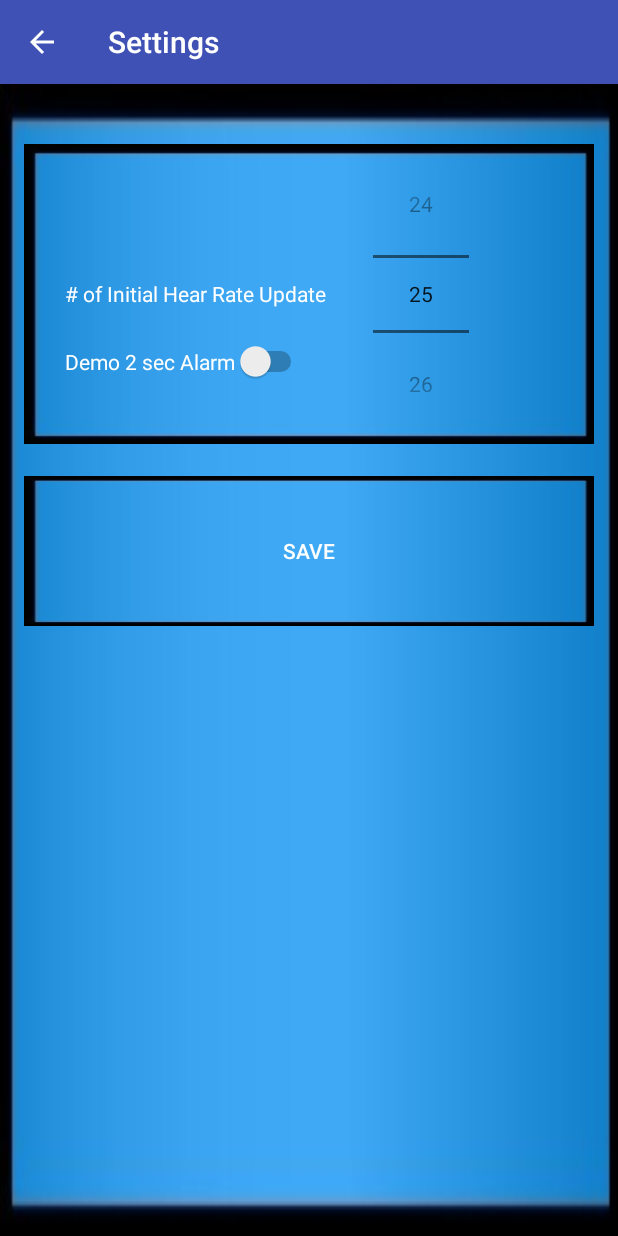
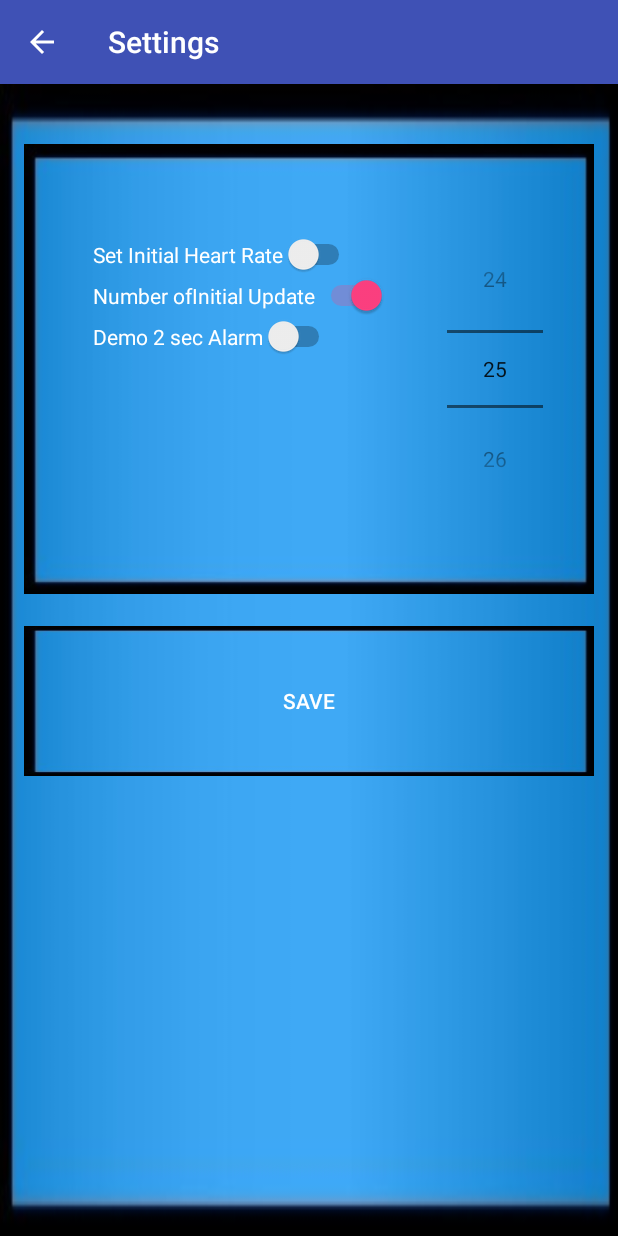
Before and after one commit to hum115/WakeUpAlarm, an Android app: the Settings screen opened directly, with no data from a screen before it, on a phone screen of 412 x 824 dp. Run offline under Robolectric (Android 15) with nearby library versions, the phone set to English and light mode, and no system bars.

Commit message:
Date is Done and Added the HR to settings

```diff
--- a/app/src/main/java/com/example/ahmad/wakeupalarm/Settings.java
+++ b/app/src/main/java/com/example/ahmad/wakeupalarm/Settings.java
@@ -10,9 +10,13 @@ import android.widget.CompoundButton;
 import android.widget.NumberPicker;
 import android.widget.Switch;
 
-public class  Settings extends AppCompatActivity {
+public class Settings extends AppCompatActivity {
     int numberOfInitialHRinput;
+    int initalHRValue;
+    Switch dynamic;
+    Switch statics;
     boolean isDemoOn = false;
+    boolean boolSwitch = true;
 
     @Override
     public void onResume() {
@@ -29,12 +33,21 @@ public class  Settings extends AppCompatActivity {
 
         super.onCreate(savedInstanceState);
         setContentView(R.layout.activity_settings);
+        //Setting up the Switchs
+
+        dynamic = (Switch) findViewById(R.id.updateDynamic);
+        statics = (Switch) findViewById(R.id.updateFix);
+
         //Getting From Old Welcome
         final Intent getFromSettings = getIntent();
         isDemoOn = getFromSettings.getBooleanExtra("demo", false);
+
         numberOfInitialHRinput = getFromSettings.getIntExtra("int", 15);
+        boolSwitch = getFromSettings.getBooleanExtra("boolswitch", false);
 
-        NumberPicker numberPicker = (NumberPicker) findViewById(R.id.ValueOfInputs);
+        CheckStatus(boolSwitch);
+
+        final NumberPicker numberPicker = (NumberPicker) findViewById(R.id.ValueOfInputs);
         numberPicker.setMaxValue(40);
         numberPicker.setMinValue(15);
         numberPicker.setWrapSelectorWheel(true);
@@ -55,6 +68,20 @@ public class  Settings extends AppCompatActivity {
                 }
             }
         });
+        dynamic.setOnCheckedChangeListener(new CompoundButton.OnCheckedChangeListener() {
+            public void onCheckedChanged(CompoundButton buttonView, boolean isChecked) {
+                if (isChecked) {
+                    statics.setChecked(false);
+                    numberPicker.setMaxValue(40);
+                    numberPicker.setMinValue(15);
+
+                } else {
+                    statics.setChecked(true);
+                    numberPicker.setMaxValue(120);
+                    numberPicker.setMinValue(55);
+                }
+            }
+        });
 
 
         Button save = (Button) findViewById(R.id.SaveBtn);
@@ -62,17 +89,34 @@ public class  Settings extends AppCompatActivity {
             @Override
             public void onClick(View v) {
                 NumberPicker numberPicker = (NumberPicker) findViewById(R.id.ValueOfInputs);
-                numberOfInitialHRinput = numberPicker.getValue();
-
                 Intent sentBack = new Intent(Settings.this, Welcome.class);
                 sentBack.putExtra("demo", isDemoOn);
-                sentBack.putExtra("NOIHRV", numberOfInitialHRinput);
-                sentBack.putExtra("intOFHR", getFromSettings.getIntExtra("intOFHR", 55));
-                sentBack.putExtra("HRstuff",getFromSettings.getBooleanExtra("HRstuff",false));
+                sentBack.putExtra("boolswith", boolSwitch);
+
+                if (boolSwitch) {
+                    initalHRValue = numberPicker.getValue();
+                    sentBack.putExtra("intOFHR", initalHRValue);
+
+                } else {
+                    numberOfInitialHRinput = numberPicker.getValue();
+                    sentBack.putExtra("NOIHRV", numberOfInitialHRinput);
+                }
+
                 startActivity(sentBack);
 
             }
         });
     }
 
+    public void CheckStatus(boolean status) {
+        if (status) {
+            dynamic.setChecked(false);
+            statics.setChecked(true);
+        } else {
+            dynamic.setChecked(true);
+            statics.setChecked(false);
+        }
+
+    }
+
 }
--- a/app/src/main/res/layout/activity_date_select.xml
+++ b/app/src/main/res/layout/activity_date_select.xml
@@ -14,7 +14,9 @@
         android:layout_height="wrap_content"
         android:id="@+id/datePicker"
         android:layout_alignParentTop="true"
-        android:calendarTextColor="#ffffff"/>
+        android:calendarTextColor="#ffffff"
+
+        android:backgroundTint="#8c8888" />
 
     <Button
         style="?android:attr/buttonStyleSmall"
--- a/app/src/main/res/layout/activity_settings.xml
+++ b/app/src/main/res/layout/activity_settings.xml
@@ -12,21 +12,11 @@
     <RelativeLayout
         android:background="@drawable/test"
         android:layout_width="match_parent"
-        android:layout_height="200dp"
+        android:layout_height="300dp"
         android:id="@+id/relativeLayout"
         android:layout_alignParentTop="true"
         android:layout_alignParentStart="true"
         android:layout_marginTop="24dp">
-
-        <TextView
-            android:layout_width="wrap_content"
-            android:layout_height="wrap_content"
-            android:text="# of Initial Hear Rate Update"
-            android:textColor="#ffffff"
-            android:id="@+id/textView2"
-            android:layout_centerVertical="true"
-            android:layout_alignParentStart="true"
-            android:layout_marginStart="27dp" />
 
         <NumberPicker
             android:layout_width="wrap_content"
@@ -34,8 +24,8 @@
             android:id="@+id/ValueOfInputs"
             android:clickable="false"
             android:layout_centerVertical="true"
-            android:layout_toEndOf="@+id/textView2"
-            android:layout_marginStart="31dp" />
+            android:layout_alignParentEnd="true"
+            android:layout_marginEnd="34dp" />
 
         <Switch
             android:layout_width="wrap_content"
@@ -43,9 +33,29 @@
             android:text="Demo 2 sec Alarm"
             android:id="@+id/demoSwitch"
             android:textColor="#ffffff"
-            android:layout_below="@+id/textView2"
-            android:layout_alignStart="@+id/textView2"
-            android:layout_marginTop="22dp" />
+            android:layout_below="@+id/updateDynamic"
+            android:layout_alignParentStart="true"
+            android:layout_marginStart="46dp" />
+
+        <Switch
+            android:layout_width="wrap_content"
+            android:layout_height="wrap_content"
+            android:text="Set Initial Heart Rate"
+            android:textColor="#ffffff"
+            android:id="@+id/updateFix"
+            android:layout_alignTop="@+id/ValueOfInputs"
+            android:layout_alignStart="@+id/demoSwitch"
+            android:checked="false" />
+
+        <Switch
+            android:layout_width="wrap_content"
+            android:layout_height="wrap_content"
+            android:text="Number ofInitial Update"
+            android:textColor="#ffffff"
+            android:id="@+id/updateDynamic"
+            android:layout_below="@+id/updateFix"
+            android:layout_alignStart="@+id/updateFix"
+            android:checked="false" />
     </RelativeLayout>
 
     <RelativeLayout
```
Also changed, not shown: app/src/main/java/com/example/ahmad/wakeupalarm/Welcome.java (+136 -35 lines), app/src/main/res/layout/activity_welcome.xml (+0 -21 lines).
